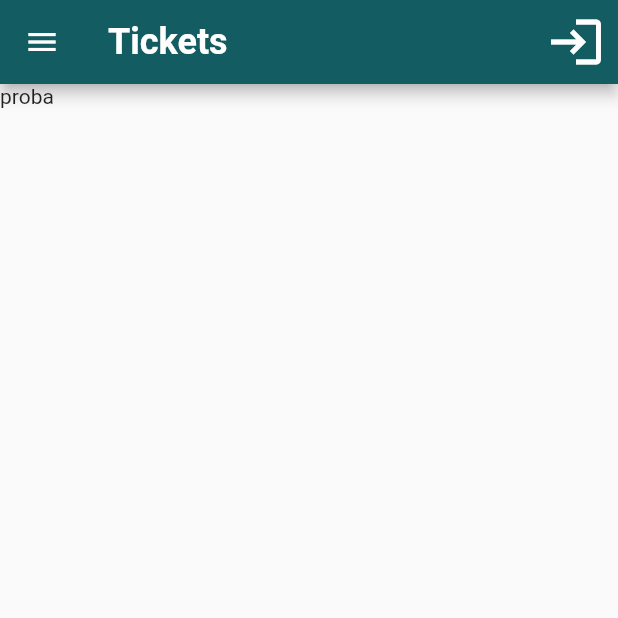
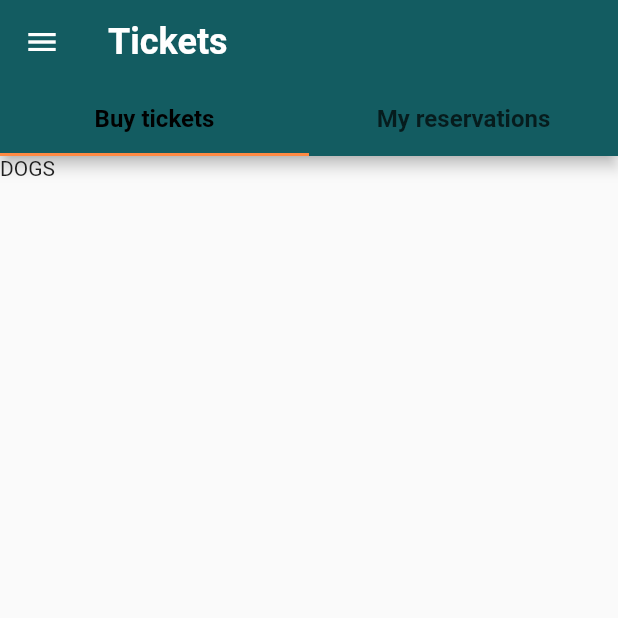
Before and after one commit to AIR-FOI-HR/AIR2101_FOAQ_TEAM_ZERO, a Flutter app: the TicketPurchaseScreen screen opened by its route, on a phone screen of 412 x 824 dp, the top half of it. Run offline on Flutter 3.47's test engine with Material 2 defaults, Android fonts, the light colour scheme and no system bars; our stand-ins replace email_validator.

Commit message:
Creating the tab bar for ticket purchase screen

```diff
--- a/lib/screens/ticket_purchase/ticket_purchase_screen.dart
+++ b/lib/screens/ticket_purchase/ticket_purchase_screen.dart
@@ -1,6 +1,5 @@
 import 'package:flutter/material.dart';
 
-import '../../widgets/app_bar.dart';
 import '../../widgets/main_menu_drawer.dart';
 
 class TicketPurchaseScreen extends StatelessWidget {
@@ -9,10 +8,29 @@ class TicketPurchaseScreen extends StatelessWidget {
   @override
   Widget build(BuildContext context) {
     final color = Theme.of(context);
-    return Scaffold(
-      appBar: appBar('Tickets', context, color.primaryColor),
-      drawer: MainMenuDrawer(),
-      body: Text('proba'),
+    return DefaultTabController(
+      length: 2,
+      child: Scaffold(
+        appBar: AppBar(
+          title: const Text('Tickets'),
+          backgroundColor: color.primaryColor,
+          bottom: TabBar(
+            indicatorColor: color.highlightColor,
+            labelStyle: color.textTheme.headline4,
+            tabs: const [
+              Tab(text: 'Buy tickets'),
+              Tab(text: 'My reservations'),
+            ],
+          ),
+        ),
+        drawer: MainMenuDrawer(),
+        body: TabBarView(
+          children: [
+            Text('DOGS'),
+            Text('CATS'),
+          ],
+        ),
+      ),
     );
   }
 }
```
